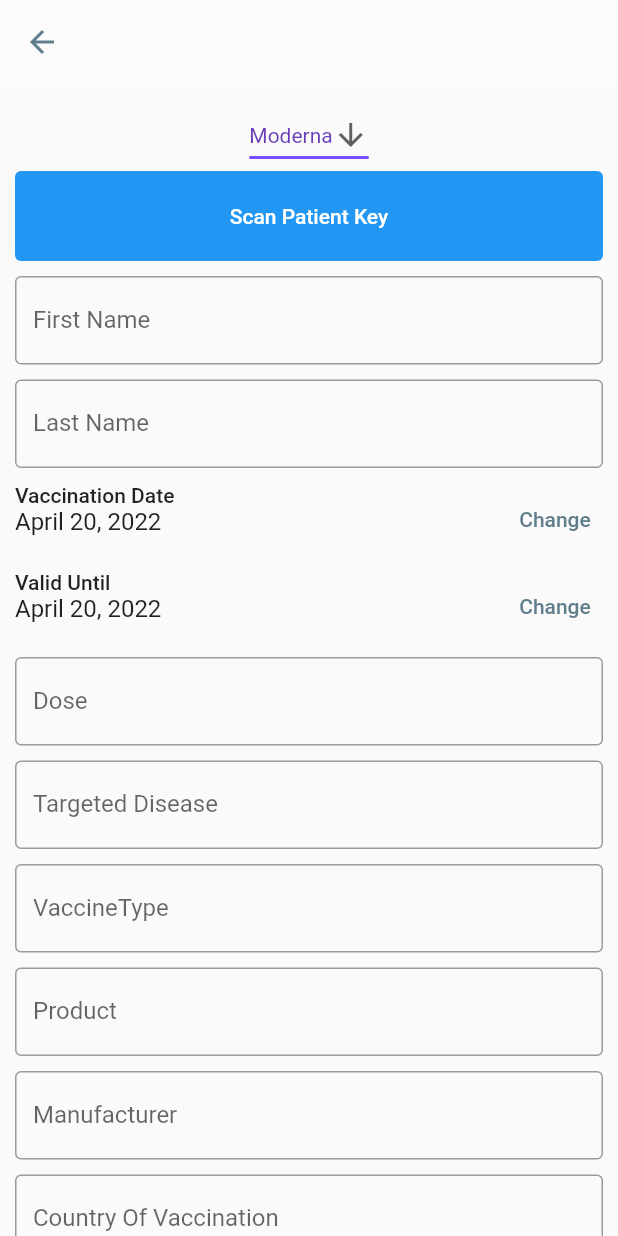
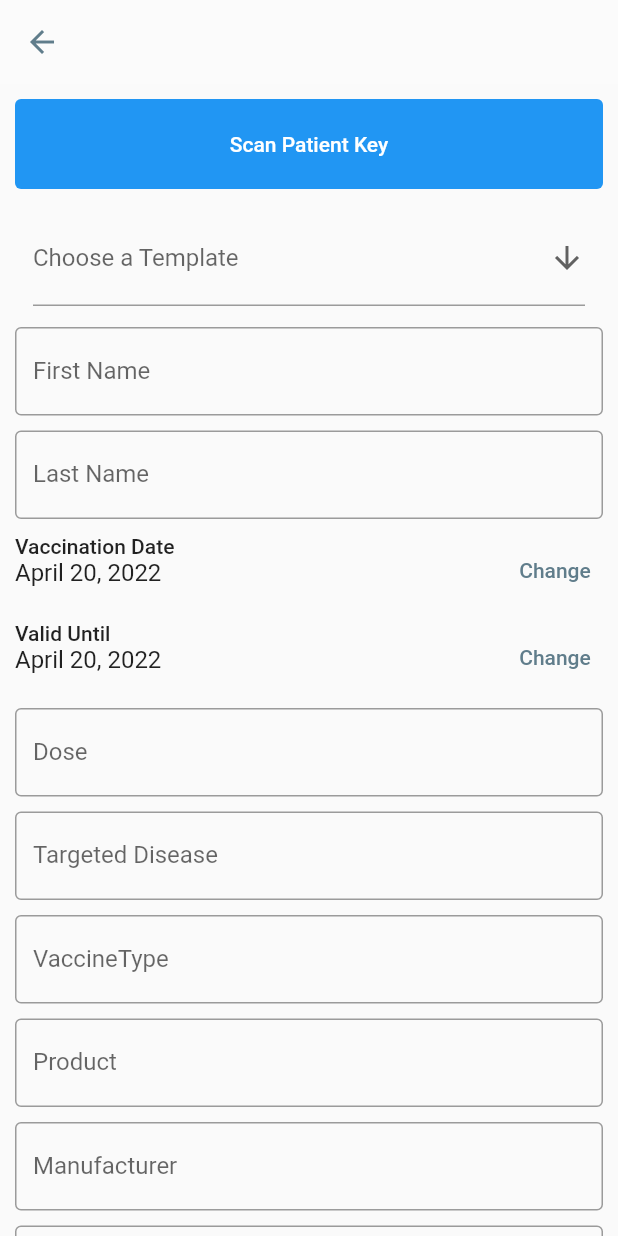
Before and after one commit to ninopedergnana/bachelor-app, a Flutter app: the CreateCertificate screen opened by its route, on a phone screen of 412 x 824 dp. Run offline on Flutter 3.47's test engine with Material 2 defaults, Android fonts, the phone set to English and light mode, and no system bars; our stand-ins replace flutter_secure_storage, qr_flutter; missing offline and left inert: eth_sig_util, flutter_barcode_scanner, openpgp, web3dart; accounts and stored records are empty.

Commit message:
template functions added

```diff
--- a/lib/domain/model/Template.dart
+++ b/lib/domain/model/Template.dart
@@ -2,6 +2,7 @@
 import 'package:flutter/material.dart';
 
 class Template {
+  String? templateName; // only used for dropdown
   DateTime? vaccinationDate;
   DateTime? validUntil;
   int? dose;
@@ -13,6 +14,7 @@ class Template {
   String? issuer;
 
   Template({
+    this.templateName,
     this.vaccinationDate,
     this.validUntil,
     this.dose,
--- a/lib/presentation/components/DropDownButtonWidget.dart
+++ b/lib/presentation/components/DropDownButtonWidget.dart
@@ -2,36 +2,34 @@ import 'package:flutter/material.dart';
 import 'package:flutter_app/domain/model/Template.dart';
 
 class DropDownButtonWidget extends StatefulWidget {
-  const DropDownButtonWidget({Key? key}) : super(key: key);
+  // used to pass the right template to the create vaccine widget
+  final ValueChanged<Template> onValueChanged;
+
+  const DropDownButtonWidget({Key? key, required this.onValueChanged}) : super(key: key);
 
   @override
   State<DropDownButtonWidget> createState() => DropDownButtonWidgetState();
 }
 
 class DropDownButtonWidgetState extends State<DropDownButtonWidget> {
-  DateTime today = DateTime.now();
-  String dropdownValue = "Moderna";
-
-  @override
-  Widget build(BuildContext context) {
-    return DropdownButton<String>(
-      value: dropdownValue,
-      icon: const Icon(Icons.arrow_downward),
-      elevation: 16,
-      style: const TextStyle(color: Colors.deepPurple),
-      underline: Container(
-        height: 2,
-        color: Colors.deepPurpleAccent,
+  Template? chosenTemplate; // will be filled with one from the list
+  List<Template> templates = <Template>[
+    Template(
+      templateName: "Empty Template",
+      vaccinationDate: DateTime.now(),
+      validUntil: DateTime.now(),
+      dose: 0,
+      targetedDisease: "",
+      vaccineType: "",
+      product: "",
+      manufacturer: "",
+      countryOfVaccination: "",
+      issuer: ""
     ),
-      onChanged: (String? newValue) {
-        setState(() {
-          dropdownValue = newValue!;
-        });
-      },
-      items: [
     Template(
-            vaccinationDate: today,
-            validUntil: DateTime(today.year, today.month + 6, today.day),
+        templateName: "Moderna-Covid",
+        vaccinationDate: DateTime.now(),
+        validUntil: DateTime.now(),
         dose: 0,
         targetedDisease: "Covid",
         vaccineType: "mRNA",
@@ -41,8 +39,9 @@ class DropDownButtonWidgetState extends State<DropDownButtonWidget> {
         issuer: "BAG"
     ),
     Template(
-            vaccinationDate: today,
-            validUntil: DateTime(today.year, today.month + 6, today.day),
+        templateName: "Sputnik-Covid",
+        vaccinationDate: DateTime.now(),
+        validUntil: DateTime.now(),
         dose: 0,
         targetedDisease: "Covid",
         vaccineType: "mRNA",
@@ -52,8 +51,9 @@ class DropDownButtonWidgetState extends State<DropDownButtonWidget> {
         issuer: "BAG"
     ),
     Template(
-            vaccinationDate: today,
-            validUntil: DateTime(today.year, today.month + 6, today.day),
+        templateName: "Pfizer-Covid",
+        vaccinationDate: DateTime.now(),
+        validUntil: DateTime.now(),
         dose: 0,
         targetedDisease: "Covid",
         vaccineType: "mRNA",
@@ -62,13 +62,35 @@ class DropDownButtonWidgetState extends State<DropDownButtonWidget> {
         countryOfVaccination: "CH",
         issuer: "BAG"
     )
-      ]
-          .map<DropdownMenuItem<String>>((template) {
-        return DropdownMenuItem<String>(
-          value: template.manufacturer,
-          child: Text(template.manufacturer!),
+  ];
+
+  @override
+  Widget build(BuildContext context) {
+    return Container(
+      padding: const EdgeInsets.symmetric(horizontal: 12, vertical: 4),
+      child: DropdownButtonFormField<Template>(
+        decoration: const InputDecoration(
+          labelText: "Choose a Template"
+        ),
+        value: chosenTemplate == null ? null : templates[0],
+        icon: const Icon(Icons.arrow_downward),
+        isExpanded: true,
+        elevation: 16,
+        style: const TextStyle(color: Colors.blueGrey),
+        onChanged: (Template? newTemplate) {
+          setState(() {
+            chosenTemplate = newTemplate!;
+          });
+          // passes chosen template to create widget. same style as datepicker
+          widget.onValueChanged(chosenTemplate!);
+        },
+        items: templates.map((Template template) {
+          return DropdownMenuItem<Template>(
+            value: template,
+            child: Text(template.templateName!),
           );
         }).toList(),
+      ),
     );
   }
 }
--- a/lib/presentation/screens/other_screens/CreateCertificate.dart
+++ b/lib/presentation/screens/other_screens/CreateCertificate.dart
@@ -4,6 +4,7 @@ import 'package:flutter_app/data/repository/Repository.dart';
 import 'package:flutter_app/domain/model/Certificate.dart';
 import 'package:flutter_app/presentation/components/DropDownButtonWidget.dart';
 import 'dart:convert';
+import '../../../domain/model/Template.dart';
 import '../../components/FormDatePicker.dart';
 import '../../components/TextInput.dart';
 
@@ -34,7 +35,7 @@ class CreateCertificateFormState extends State<CreateCertificateForm> {
   final _formKey = GlobalKey<FormState>();
   final Repository _repository = Repository();
   PatientKeysDTO? _patientKeys;
-
+  DropDownButtonWidgetState staty = DropDownButtonWidgetState();
 
   TextEditingController fnController = TextEditingController();
   TextEditingController lnController = TextEditingController();
@@ -80,7 +81,6 @@ class CreateCertificateFormState extends State<CreateCertificateForm> {
                     mainAxisAlignment: MainAxisAlignment.center,
                     crossAxisAlignment: CrossAxisAlignment.center,
                     children: [
-                      const DropDownButtonWidget(),
                       TextButton(
                           onPressed: (_patientKeys == null) ? scanPatientKey : null,
                           child: Text(
@@ -89,7 +89,22 @@ class CreateCertificateFormState extends State<CreateCertificateForm> {
                           ),
                           style: TextButton.styleFrom(
                               minimumSize: const Size.fromHeight(60),
-                              backgroundColor: (_patientKeys == null) ? Colors.blue : Colors.grey)),
+                              backgroundColor: (_patientKeys == null) ? Colors.blue : Colors.grey)
+                      ),
+                      const SizedBox(height: 10),
+                      DropDownButtonWidget(
+                        onValueChanged: (value) {
+                          vaccDateController = value.vaccinationDate!;
+                          validUntilController = value.validUntil!;
+                          doseController.text = value.dose.toString();
+                          targetDisController.text = value.targetedDisease!;
+                          vaccTypeController.text = value.vaccineType!;
+                          productController.text = value.product!;
+                          manufactController.text = value.manufacturer!;
+                          countryOfVaccController.text = value.countryOfVaccination!;
+                          issuerController.text = value.issuer!;
+                        },
+                      ),
                       const SizedBox(height: 10),
                       TextInput(
                         textEditingController: fnController,
@@ -167,8 +182,8 @@ class CreateCertificateFormState extends State<CreateCertificateForm> {
                             children: [
                               ElevatedButton(
                                 onPressed: () {
-                                  if (_formKey.currentState!.validate() && _patientKeys == null) {
-                                    Certificate certificate = Certificate()
+                                if (_formKey.currentState!.validate() && _patientKeys == null) {
+                                  Certificate certificate = Certificate()
                                       ..firstname = fnController.text
                                       ..lastname = lnController.text
                                       ..vaccinationDate = vaccDateController
```
Lines whose indentation alone changed are shown as unchanged.
